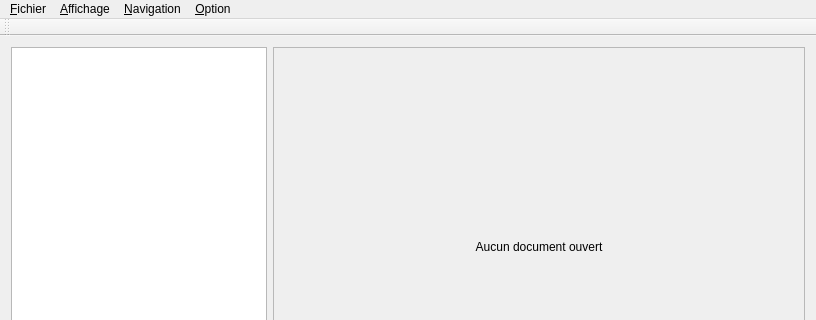
Qt form mainwindow.ui (antigol/Qflex) before a commit; both pictures show x 0 to 816 and y 0 to 320 of the 816 by 479 pixel window.
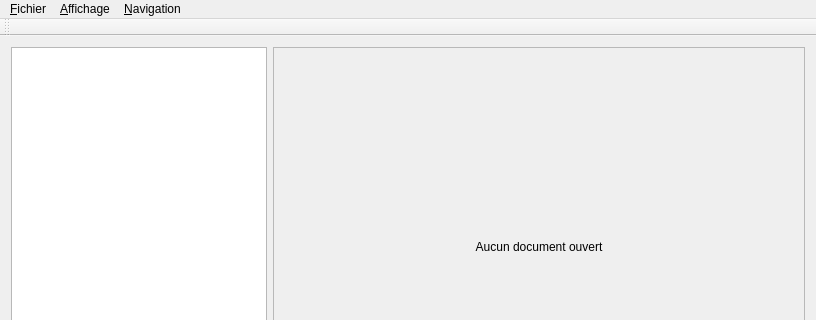
The same form after that commit.

Commit message: Résolution du bug de téléchagement qui se chevauchent. J'ai du supprimé l'option de tout télécharger (désolé Ruben, je vais reflechir à l'eventualité de la remettre) J'ai traduit les messages en français.

The edit to the form file:
```diff
--- a/mainwindow.ui
+++ b/mainwindow.ui
@@ -102,16 +102,9 @@
     </property>
     <addaction name="action_Plein_cran"/>
    </widget>
-   <widget class="QMenu" name="menuOption">
-    <property name="title">
-     <string>&amp;Option</string>
-    </property>
-    <addaction name="actionTout_t_l_charger_la_maj"/>
-   </widget>
    <addaction name="menu_Fichier"/>
    <addaction name="menu_Affichage"/>
    <addaction name="menu_Navigation"/>
-   <addaction name="menuOption"/>
   </widget>
   <widget class="QToolBar" name="mainToolBar">
    <attribute name="toolBarArea">
```
The commit also changes 2 other files.
